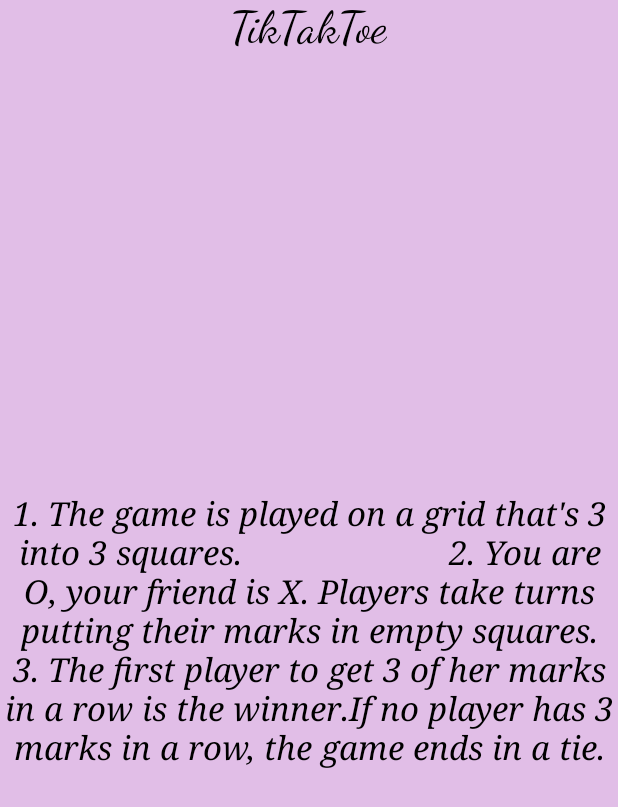
After one commit to bhaveshmn/TikTakToe_Game, an Android app: the SecondActivity screen opened directly, with no data from a screen before it, on a phone screen of 412 x 824 dp. The commit adds this screen. Shown: the top 807 px of the screen. Run offline under Robolectric (Android 15) with nearby library versions, the phone set to English and light mode, and no system bars.

Commit message:
TikTakToe game with audio

```diff
--- /dev/null
+++ b/app/src/main/java/com/example/tiktaktoe/SecondActivity.java
@@ -0,0 +1,14 @@
+package com.example.tiktaktoe;
+
+import androidx.appcompat.app.AppCompatActivity;
+
+import android.os.Bundle;
+
+public class SecondActivity extends AppCompatActivity {
+
+    @Override
+    protected void onCreate(Bundle savedInstanceState) {
+        super.onCreate(savedInstanceState);
+        setContentView(R.layout.activity_second);
+    }
+}
--- a/app/src/main/res/drawable/font.xml
+++ b/app/src/main/res/drawable/font.xml
@@ -1,7 +1,7 @@
 <?xml version="1.0" encoding="utf-8"?>
 <shape android:shape="rectangle" xmlns:android="http://schemas.android.com/apk/res/android">
 
-    <solid android:color="#e1bee7"/>
+    <solid android:color="#1a237e"/>
     <size android:height="50dp" android:width="50dp"/>
     <corners android:radius="50dp"/>
 
--- /dev/null
+++ b/app/src/main/res/layout/activity_second.xml
@@ -0,0 +1,41 @@
+<?xml version="1.0" encoding="utf-8"?>
+<LinearLayout xmlns:android="http://schemas.android.com/apk/res/android"
+    xmlns:app="http://schemas.android.com/apk/res-auto"
+    xmlns:tools="http://schemas.android.com/tools"
+    android:layout_width="match_parent"
+    android:layout_height="match_parent"
+    android:background="#e1bee7"
+    android:orientation="vertical"
+    tools:context=".SecondActivity">
+
+
+
+
+    <TextView
+        android:layout_width="wrap_content"
+        android:layout_height="wrap_content"
+        android:fontFamily="cursive"
+        android:text="TikTakToe"
+        android:layout_gravity="center"
+        android:gravity="center"
+        android:textColor="@color/black"
+        android:textSize="30sp" />
+
+
+
+
+    <TextView
+        android:id="@+id/textView"
+        android:layout_width="wrap_content"
+        android:layout_height="wrap_content"
+        android:layout_weight="1"
+        android:layout_marginBottom="20dp"
+        android:fontFamily="serif"
+        android:textColor="@color/black"
+        android:gravity="center"
+        android:text="1. The game is played on a grid that's 3 into 3 squares.
+                      2. You are O, your friend is X. Players take turns putting their marks in empty squares.
+                      3. The first player to get 3 of her marks in a row is the winner.If no player has 3 marks in a row, the game ends in a tie."
+        android:textSize="22sp"
+        android:textStyle="italic" />
+</LinearLayout>
```
Also changed, not shown: app/src/main/AndroidManifest.xml (+8 -2 lines), app/src/main/java/com/example/tiktaktoe/FirstActivity.java (+17 -1 lines), app/src/main/java/com/example/tiktaktoe/MainActivity.java (+4 -13 lines), app/src/main/res/layout/activity_first.xml (+13 -5 lines), app/src/main/res/layout/activity_main.xml (+12 -1 lines).
